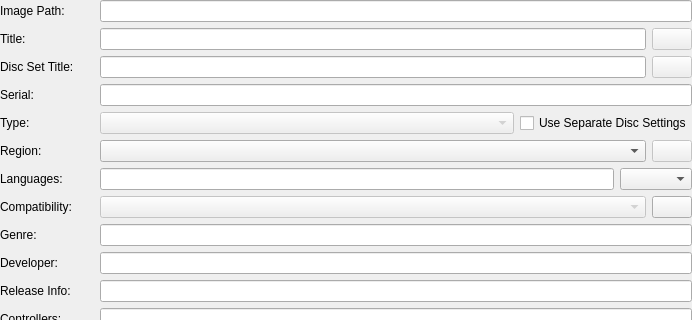
First picture: the form in src/duckstation-qt/gamesummarywidget.ui, repository stenzek/duckstation, before the edit; both pictures show x 0 to 692 and y 0 to 320 of the 692 by 562 pixel window.
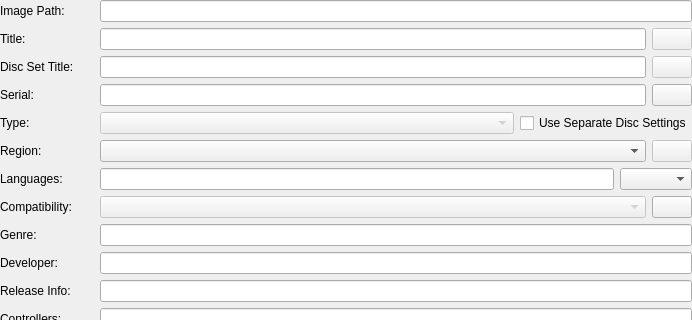
Second picture: the form after the edit. Icons and pictures are not drawn.

Commit message:
Qt: Add option to edit game list serials
Useful for modded games/ROM hacks, since then they get a different set
of settings.

What changed in the file:
```diff
--- a/src/duckstation-qt/gamesummarywidget.ui
+++ b/src/duckstation-qt/gamesummarywidget.ui
@@ -90,13 +90,23 @@
      </property>
     </widget>
    </item>
-   <item row="3" column="1" colspan="2">
+   <item row="3" column="1">
     <widget class="QLineEdit" name="serial">
      <property name="readOnly">
       <bool>true</bool>
      </property>
     </widget>
    </item>
+   <item row="3" column="2">
+    <widget class="QPushButton" name="changeSerial">
+     <property name="toolTip">
+      <string>Change Serial</string>
+     </property>
+     <property name="icon">
+      <iconset theme="edit-box-line"/>
+     </property>
+    </widget>
+   </item>
    <item row="4" column="0">
     <widget class="QLabel" name="label_10">
      <property name="text">
```
The commit also changes 12 other files.
